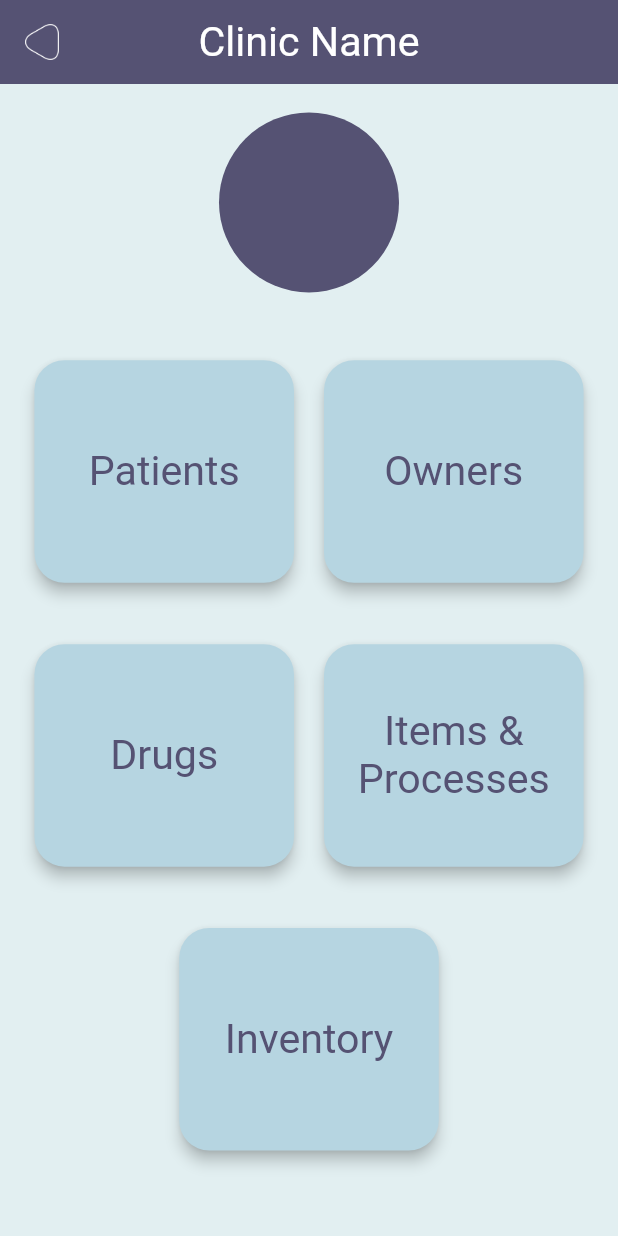
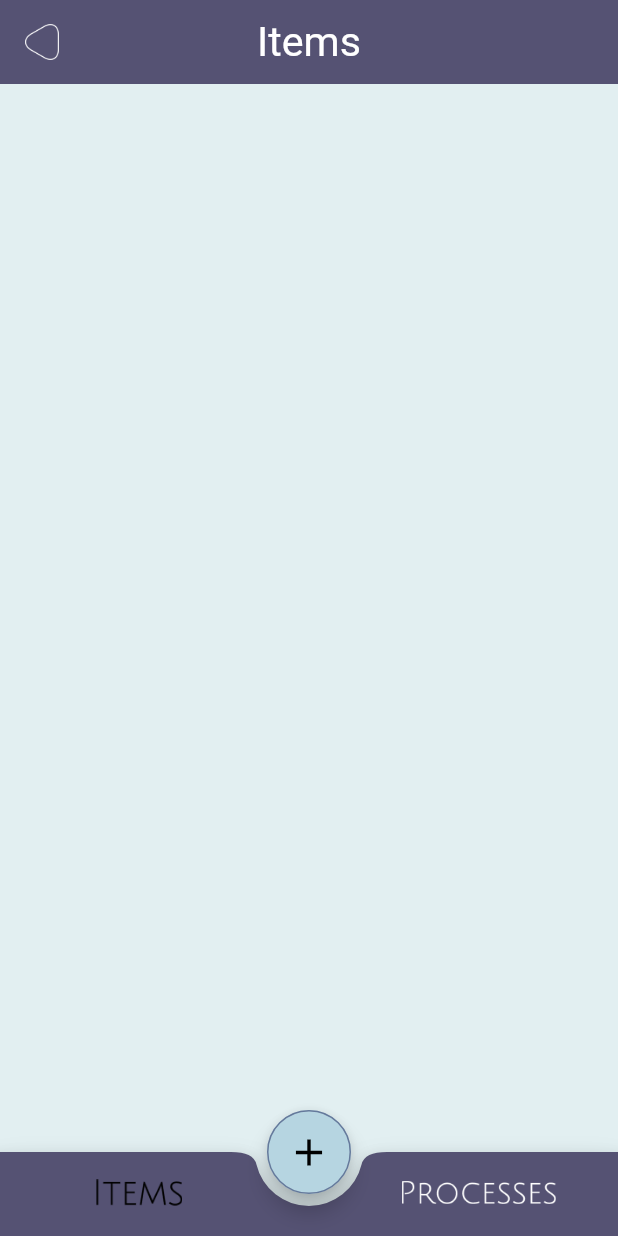
Before and after one commit to fooxerone/vets_club_fut, a Flutter app: the ClinicHomeScreen screen opened by its route, after a tap on "Items & Processes", on a phone screen of 412 x 824 dp. Run offline on Flutter 3.47's test engine with Material 2 defaults, Android fonts, the phone set to English and light mode, and no system bars; our stand-ins replace awesome_dialog, dropdown_button2, flutter_screenutil, get, google_fonts, image_picker and 1 more; missing offline and left inert: flutter_multi_select_items.

Commit message:
create items and processes layout.

```diff
--- /dev/null
+++ b/lib/pages/Items&processes_Layout/Items&processes_Layout.dart
@@ -0,0 +1,67 @@
+import 'package:flutter/material.dart';
+
+import '../Items_Screen/ItemsScreen.dart';
+import '../Processes_Screen/ProcessesScreen.dart';
+
+class ItemsAndProcessesLayout extends StatefulWidget {
+  static const String routeName = '/ItemsLayout';
+
+  @override
+  State<ItemsAndProcessesLayout> createState() => _ItemsAndProcessesLayoutState();
+}
+
+class _ItemsAndProcessesLayoutState extends State<ItemsAndProcessesLayout> {
+  List screens = [ItemsScreen(), ProcessesScreen()];
+  int currentIndex = 0;
+
+  @override
+  Widget build(BuildContext context) {
+    var size = MediaQuery.of(context).size;
+    return Scaffold(
+      floatingActionButton: FloatingActionButton(
+        onPressed: () {},
+        child: Icon(
+          Icons.add,
+          size: 30,
+          color: Colors.black,
+        ),
+      ),
+      floatingActionButtonLocation: FloatingActionButtonLocation.centerDocked,
+      bottomNavigationBar: BottomAppBar(
+        notchMargin: 8,
+        child: BottomNavigationBar(
+          currentIndex: currentIndex,
+          onTap: (index) {
+            currentIndex = index;
+            setState(() {});
+          },
+          items: [
+            BottomNavigationBarItem(
+              icon: Padding(
+                padding: EdgeInsets.only(right: size.width * 0.05),
+                child: Image.asset(
+                  'assets/Items.png',
+                  width: size.width * 0.14,
+                  color: currentIndex == 0 ? Colors.black : Colors.white,
+                ),
+              ),
+              label: '',
+            ),
+            BottomNavigationBarItem(
+              icon: Padding(
+                padding: EdgeInsets.only(left: size.width * 0.05),
+                child: Image.asset(
+                  'assets/Processes.png',
+                  width: size.width * 0.25,
+                  color: currentIndex == 1 ? Colors.black : Colors.white,
+                ),
+              ),
+              label: '',
+            ),
+          ],
+        ),
+      ),
+      body: screens[currentIndex],
+    );
+  }
+}
--- /dev/null
+++ b/lib/pages/Items_Screen/ItemsScreen.dart
@@ -0,0 +1,19 @@
+import 'package:flutter/material.dart';
+import 'package:vets_club/widgets/arrowBack.dart';
+
+class ItemsScreen extends StatelessWidget {
+  const ItemsScreen({Key? key}) : super(key: key);
+
+  @override
+  Widget build(BuildContext context) {
+    return Scaffold(
+      backgroundColor: Colors.transparent,
+      appBar: AppBar(
+        leading: ArrowBackIcon(() {
+          Navigator.pop(context);
+        }),
+        title: Text('Items'),
+      ),
+    );
+  }
+}
--- a/lib/pages/clinic_home_screen/ClinicHomeScreen.dart
+++ b/lib/pages/clinic_home_screen/ClinicHomeScreen.dart
@@ -4,6 +4,7 @@ import 'package:get/get.dart';
 import 'package:vets_club/pages/patients_layout/patients_layout.dart';
 import '../../configurations/themes.dart';
 import '../../widgets/arrowBack.dart';
+import '../Items&processes_Layout/Items&processes_Layout.dart';
 
 class ClinicHomeScreen extends StatelessWidget {
   static const String routeName = '/clinicHome';
@@ -38,7 +39,7 @@ class ClinicHomeScreen extends StatelessWidget {
                     },
                     child: Card(
                       shape: RoundedRectangleBorder(
-                          borderRadius: BorderRadius.circular(20)
+                          borderRadius: BorderRadius.circular(20).w
                       ),
                       elevation: 4,
                       color: Colors.transparent,
@@ -48,7 +49,7 @@ class ClinicHomeScreen extends StatelessWidget {
                         alignment: Alignment.center,
                         decoration: BoxDecoration(
                             color: MyTheme.lightBlue,
-                            borderRadius: BorderRadius.circular(20)),
+                            borderRadius: BorderRadius.circular(20).w),
                         child: Text(
                           'Patients',
                           style: Theme.of(context).textTheme.bodyLarge?.copyWith(
@@ -60,13 +61,13 @@ class ClinicHomeScreen extends StatelessWidget {
                   ),
                  Spacer(),
                   InkWell(
-                    borderRadius: BorderRadius.circular(20),
+                    borderRadius: BorderRadius.circular(20).w,
                     onTap: (){
 
                     },
                     child: Card(
                       shape: RoundedRectangleBorder(
-                          borderRadius: BorderRadius.circular(20)
+                          borderRadius: BorderRadius.circular(20).w
                       ),
                       elevation: 4,
                       color: Colors.transparent,
@@ -77,7 +78,7 @@ class ClinicHomeScreen extends StatelessWidget {
                         alignment: Alignment.center,
                         decoration: BoxDecoration(
                             color: MyTheme.lightBlue,
-                            borderRadius: BorderRadius.circular(20)),
+                            borderRadius: BorderRadius.circular(20).w),
                         child: Text(
                           'Owners',
                           style: Theme.of(context).textTheme.bodyLarge?.copyWith(
@@ -95,13 +96,13 @@ class ClinicHomeScreen extends StatelessWidget {
               Row(
                 children: [
                   InkWell(
-                    borderRadius: BorderRadius.circular(20),
+                    borderRadius: BorderRadius.circular(20).w,
                     onTap: (){
 
                     },
                     child: Card(
                       shape: RoundedRectangleBorder(
-                          borderRadius: BorderRadius.circular(20)
+                          borderRadius: BorderRadius.circular(20).w
                       ),
                       elevation: 4,
                       color: Colors.transparent,
@@ -111,7 +112,7 @@ class ClinicHomeScreen extends StatelessWidget {
                       alignment: Alignment.center,
                       decoration: BoxDecoration(
                           color: MyTheme.lightBlue,
-                          borderRadius: BorderRadius.circular(20)),
+                          borderRadius: BorderRadius.circular(20).w),
                       child: Text(
                         'Drugs',
                         style: Theme.of(context).textTheme.bodyLarge?.copyWith(
@@ -123,13 +124,13 @@ class ClinicHomeScreen extends StatelessWidget {
                   ),
                  Spacer(),
                   InkWell(
-                    borderRadius: BorderRadius.circular(20),
+                    borderRadius: BorderRadius.circular(20).w,
                     onTap: (){
-
+                        Get.toNamed(ItemsAndProcessesLayout.routeName);
                     },
                     child: Card(
                       shape: RoundedRectangleBorder(
-                          borderRadius: BorderRadius.circular(20)
+                          borderRadius: BorderRadius.circular(20).w
                       ),
                       elevation: 4,
                       color: Colors.transparent,
@@ -139,7 +140,7 @@ class ClinicHomeScreen extends StatelessWidget {
                       alignment: Alignment.center,
                       decoration: BoxDecoration(
                           color: MyTheme.lightBlue,
-                          borderRadius: BorderRadius.circular(20)),
+                          borderRadius: BorderRadius.circular(20).w),
                       child: Text(
                         'Items & Processes',
                         textAlign: TextAlign.center,
@@ -156,13 +157,13 @@ class ClinicHomeScreen extends StatelessWidget {
                 height: size.height * 0.04,
               ),
               InkWell(
-                borderRadius: BorderRadius.circular(20),
+                borderRadius: BorderRadius.circular(20).w,
                 onTap: (){
 
                 },
                 child: Card(
                   shape: RoundedRectangleBorder(
-                      borderRadius: BorderRadius.circular(20)
+                      borderRadius: BorderRadius.circular(20).w
                   ),
                   elevation: 4,
                   color: Colors.transparent,
@@ -172,7 +173,7 @@ class ClinicHomeScreen extends StatelessWidget {
                   alignment: Alignment.center,
                   decoration: BoxDecoration(
                       color: MyTheme.lightBlue,
-                      borderRadius: BorderRadius.circular(20)),
+                      borderRadius: BorderRadius.circular(20).w),
                   child: Text(
                     'Inventory',
                     style: Theme.of(context).textTheme.bodyLarge?.copyWith(
--- a/pubspec.yaml
+++ b/pubspec.yaml
@@ -40,10 +40,10 @@ dependencies:
   provider: ^6.0.5
   image_picker: ^0.8.6
   flutter_multi_select_items: ^0.4.2
-  page_transition: ^2.0.9
   get: ^4.6.5
   lottie: ^1.4.2
   flutter_screenutil: ^5.6.0
+  dropdown_button2: ^1.9.2
 
 dev_dependencies:
   flutter_test:
```
Also changed, not shown: lib/main.dart (+4 -10 lines), lib/pages/Processes_Screen/ProcessesScreen.dart (added, +19 -0 lines), lib/pages/form_screen/FormScreen.dart (+89 -48 lines), assets/Items.png (added), assets/Processes.png (added), assets/drawerIcon.png, pubspec.lock.
